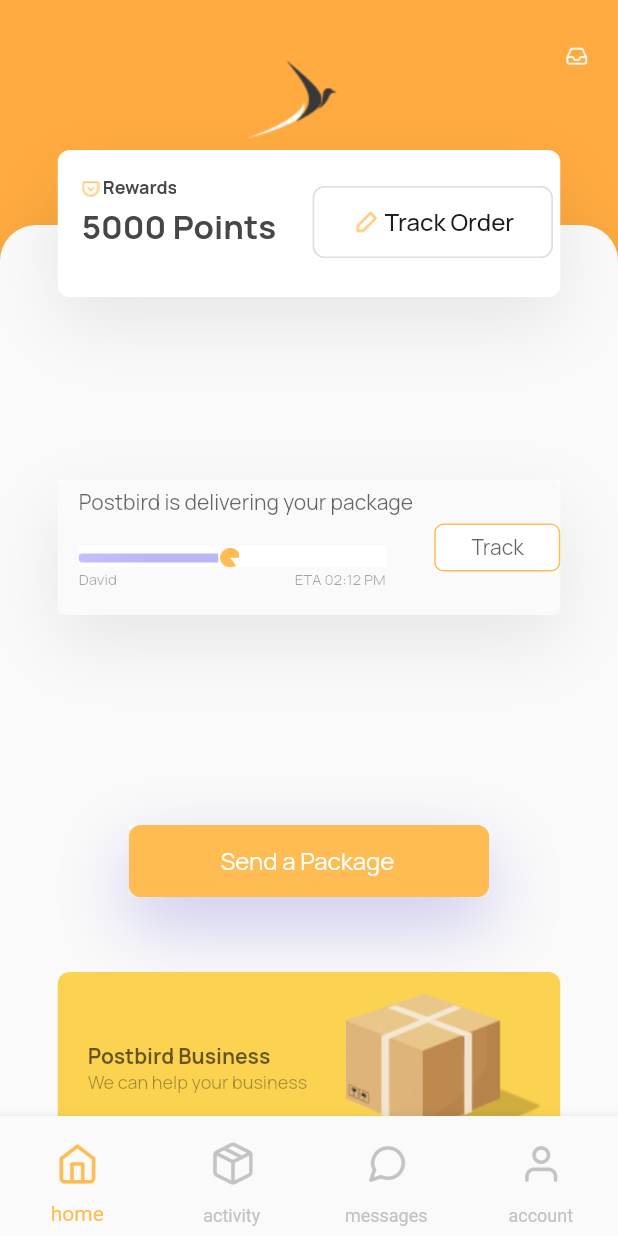
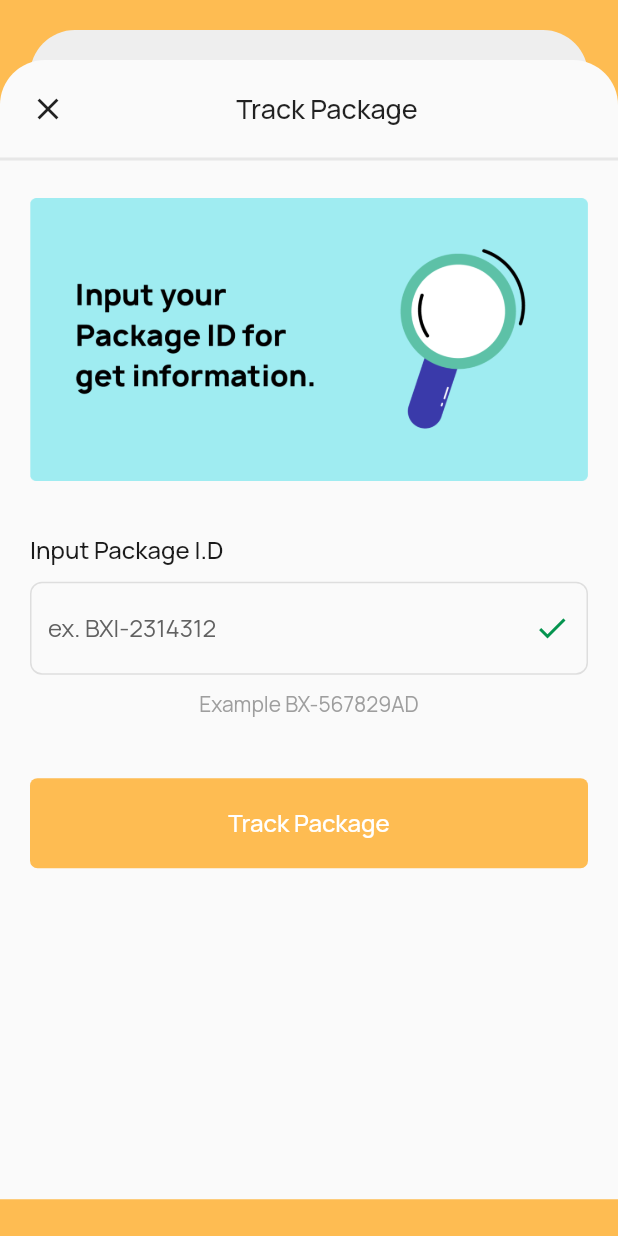
Before and after one commit to juliusaayang/postbird, a Flutter app: the screen it shows after launch, on a phone screen of 412 x 824 dp. Run offline on Flutter 3.47's test engine with Material 2 defaults, Android fonts, the phone set to English and light mode, and no system bars; our stand-ins replace flutter_slidable, google_fonts.

Commit message:
UI changes

```diff
--- a/lib/main.dart
+++ b/lib/main.dart
@@ -3,6 +3,9 @@ import 'package:postbird/screens/account/change_password.dart';
 import 'package:postbird/screens/account/edit_profile.dart';
 import 'package:postbird/screens/account/help&FAQ.dart';
 import 'package:postbird/screens/account/notification.dart';
+import 'package:postbird/screens/account/track_package_1.dart';
+import 'package:postbird/screens/account/track_package_2.dart';
+import 'package:postbird/screens/account/track_package_3.dart';
 import 'package:postbird/screens/home/guide_page.dart';
 import 'package:postbird/screens/home/home.dart';
 import 'package:postbird/screens/home/recipient_detail.dart';
@@ -25,7 +28,7 @@ class MyApp extends StatelessWidget {
   @override
   Widget build(BuildContext context) {
     return MaterialApp(
-      home: NavBar(),
+      home:  TrackPackage1(),  //NavBar(),
       routes: {
         '/create_account': (context) => CreateAccount(),
         '/create_account_2': (context) => CreateAccount2(),
@@ -45,6 +48,9 @@ class MyApp extends StatelessWidget {
         '/help': (context) => Help(),
         '/notification': (context) => Notifications(),
         '/update': (context) => Update(),
+        '/track_package_1': (context) => TrackPackage1(),
+        '/track_package_2': (context) => TrackPackage2(),
+        '/track_package_3': (context) => TrackPackage3(),
       },
     );
   }
--- /dev/null
+++ b/lib/screens/account/track_package_1.dart
@@ -0,0 +1,257 @@
+import 'package:flutter/material.dart';
+import 'package:google_fonts/google_fonts.dart';
+
+class TrackPackage1 extends StatefulWidget {
+  @override
+  _TrackPackage1State createState() => _TrackPackage1State();
+}
+
+class _TrackPackage1State extends State<TrackPackage1> {
+  @override
+  Widget build(BuildContext context) {
+    double height = MediaQuery.of(context).size.height;
+    double width = MediaQuery.of(context).size.width;
+    return Scaffold(
+      backgroundColor: Color(
+        0xFFFEBC52,
+      ),
+      body: SafeArea(
+        child: ListView(
+          children: [
+            Container(
+              child: Stack(
+                children: [
+                  Padding(
+                    padding: const EdgeInsets.only(
+                      right: 20,
+                      left: 20,
+                      top: 20,
+                    ),
+                    child: Container(
+                      width: width / 1,
+                      height: height / 1.135,
+                      decoration: BoxDecoration(
+                        color: Color(
+                          0xFFEEEEEE,
+                        ),
+                        borderRadius: BorderRadius.only(
+                          topRight: Radius.circular(30),
+                          topLeft: Radius.circular(30),
+                        ),
+                      ),
+                      padding: EdgeInsets.only(
+                        top: 40,
+                      ),
+                    ),
+                  ),
+                  Expanded(
+                    child: Padding(
+                      padding: const EdgeInsets.only(
+                        top: 40,
+                      ),
+                      child: Container(
+                        width: double.infinity,
+                        height: height / 1.085,
+                        decoration: BoxDecoration(
+                          color: Color(
+                            0xFFFAFAFA,
+                          ),
+                          borderRadius: BorderRadius.only(
+                            topRight: Radius.circular(30),
+                            topLeft: Radius.circular(30),
+                          ),
+                        ),
+                        padding: EdgeInsets.only(
+                          top: 20,
+                        ),
+                        child: Column(
+                          children: [
+                            Padding(
+                              padding: const EdgeInsets.only(
+                                right: 20,
+                                left: 20,
+                                bottom: 20,
+                              ),
+                              child: Row(
+                                mainAxisAlignment:
+                                    MainAxisAlignment.spaceBetween,
+                                children: [
+                                  GestureDetector(
+                                    onTap: () {
+                                      Navigator.pop(context);
+                                    },
+                                    child: Icon(
+                                      Icons.close,
+                                    ),
+                                  ),
+                                  Text(
+                                    'Track Package',
+                                    style: GoogleFonts.manrope(
+                                      fontWeight: FontWeight.w500,
+                                      fontSize: 18,
+                                    ),
+                                  ),
+                                  Text(
+                                    '',
+                                    style: GoogleFonts.manrope(
+                                      fontWeight: FontWeight.w400,
+                                      fontSize: 14,
+                                      color: Colors.grey[700],
+                                    ),
+                                  ),
+                                ],
+                              ),
+                            ),
+                            Container(
+                              width: double.infinity,
+                              height: 2,
+                              color: Color(
+                                0xFFE7E7E7,
+                              ),
+                            ),
+                            Padding(
+                              padding: EdgeInsets.fromLTRB(
+                                20,
+                                25,
+                                20,
+                                20,
+                              ),
+                              child: Image(
+                                image: AssetImage(
+                                  'assets/search.png',
+                                ),
+                              ),
+                            ),
+                            Padding(
+                              padding: EdgeInsets.fromLTRB(
+                                20,
+                                10,
+                                20,
+                                10,
+                              ),
+                              child: Container(
+                                padding: EdgeInsets.only(
+                                  top: 5,
+                                ),
+                                child: Column(
+                                  crossAxisAlignment: CrossAxisAlignment.start,
+                                  children: [
+                                    Text(
+                                      'Input Package I.D',
+                                      style: GoogleFonts.manrope(
+                                        fontWeight: FontWeight.w500,
+                                        fontSize: 16,
+                                        color: Color(
+                                          0xFF1B1B1B,
+                                        ),
+                                      ),
+                                    ),
+                                    SizedBox(
+                                      height: 10,
+                                    ),
+                                    Container(
+                                      width: double.infinity,
+                                      child: TextFormField(
+                                        keyboardType: TextInputType.phone,
+                                        decoration: InputDecoration(
+                                          enabledBorder: OutlineInputBorder(
+                                            borderRadius:
+                                                BorderRadius.circular(8),
+                                            borderSide: BorderSide(
+                                              color: Color(
+                                                0xFFDEDEDE,
+                                              ),
+                                            ),
+                                          ),
+                                          suffixIcon: Icon(
+                                            Icons.check,
+                                            color: Color(
+                                              0xFF05944F,
+                                            ),
+                                          ),
+                                          hintText: 'ex. BXI-2314312',
+                                          hintStyle: GoogleFonts.manrope(
+                                            fontSize: 16,
+                                            fontWeight: FontWeight.w400,
+                                            color: Colors.grey[700],
+                                          ),
+                                          labelStyle: GoogleFonts.manrope(
+                                            fontSize: 16,
+                                            fontWeight: FontWeight.w400,
+                                            color: Color(
+                                              0xFF1B1B1B,
+                                            ),
+                                          ),
+                                          focusedBorder: OutlineInputBorder(
+                                            borderRadius:
+                                                BorderRadius.circular(8),
+                                            borderSide: BorderSide(
+                                              color: Color(
+                                                0xFFFEBC52,
+                                              ),
+                                            ),
+                                          ),
+                                        ),
+                                      ),
+                                    ),
+                                  ],
+                                ),
+                              ),
+                            ),
+                            Padding(
+                              padding: const EdgeInsets.symmetric(
+                                horizontal: 20,
+                              ),
+                              child: Text(
+                                'Example BX-567829AD',
+                                style: GoogleFonts.manrope(
+                                  fontWeight: FontWeight.w400,
+                                  fontSize: 14,
+                                  color: Colors.grey[500],
+                                ),
+                              ),
+                            ),
+                            Padding(
+                              padding: EdgeInsets.fromLTRB(
+                                20,
+                                40,
+                                20,
+                                20,
+                              ),
+                              child: Container(
+                                height: 60,
+                                width: double.infinity,
+                                decoration: BoxDecoration(
+                                  borderRadius: BorderRadius.circular(5),
+                                  color: Color(
+                                    0xFFFEBC52,
+                                  ),
+                                ),
+                                child: Center(
+                                  child: Text(
+                                    'Track Package',
+                                    style: GoogleFonts.manrope(
+                                      fontWeight: FontWeight.w500,
+                                      fontSize: 16,
+                                      color: Color(
+                                        0xFFFFFFFF,
+                                      ),
+                                    ),
+                                  ),
+                                ),
+                              ),
+                            ),
+                          ],
+                        ),
+                      ),
+                    ),
+                  ),
+                ],
+              ),
+            ),
+          ],
+        ),
+      ),
+    );
+  }
+}
--- a/pubspec.yaml
+++ b/pubspec.yaml
@@ -26,6 +26,7 @@ dependencies:
 
   google_fonts: ^2.0.0
   flutter_slidable: ^0.6.0
+  search_widget: ^1.0.2
 
   # The following adds the Cupertino Icons font to your application.
   # Use with the CupertinoIcons class for iOS style icons.
```
Also changed, not shown: lib/screens/account/track_package_2.dart (added, +234 -0 lines), lib/screens/account/track_package_3.dart (added, +192 -0 lines), assets/maximize.png (added), assets/search.png (added), pubspec.lock.
